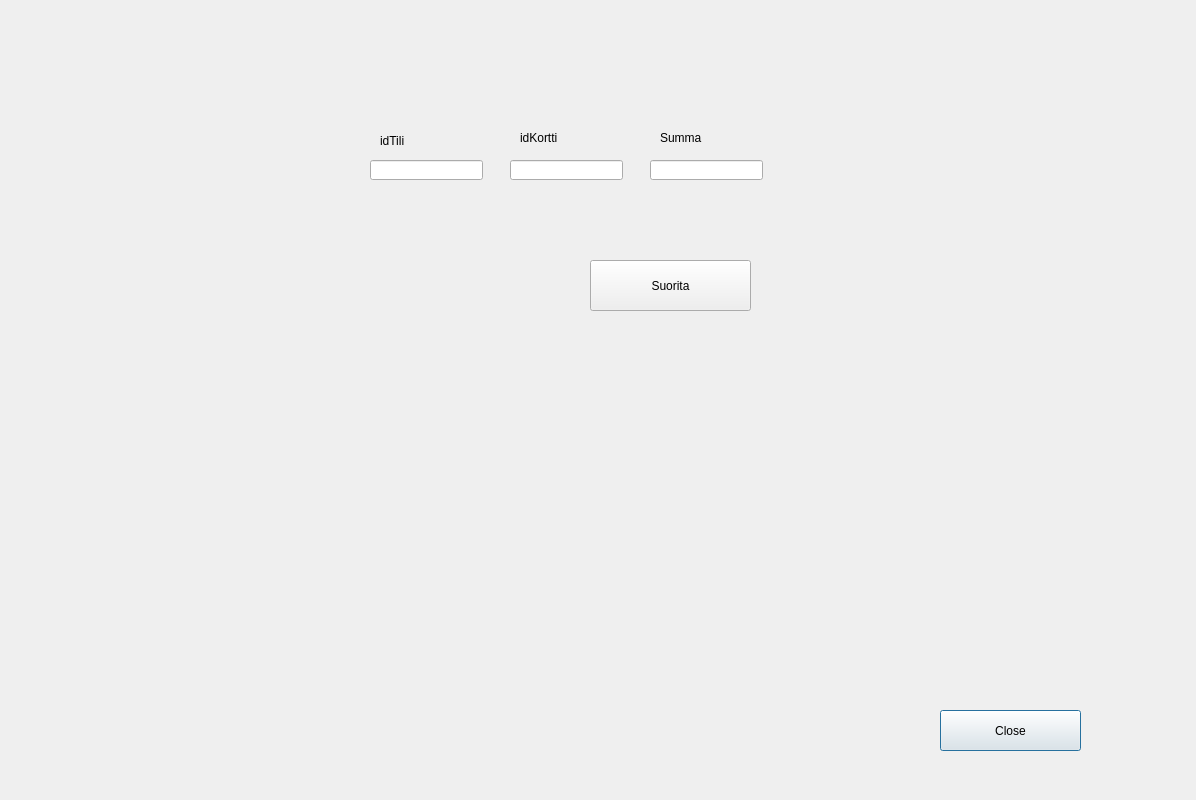
This is bankautomat/pankki.ui in tvt21kmo-bank-project/group_11 as Qt 5 draws it before an edit. The edited form follows.
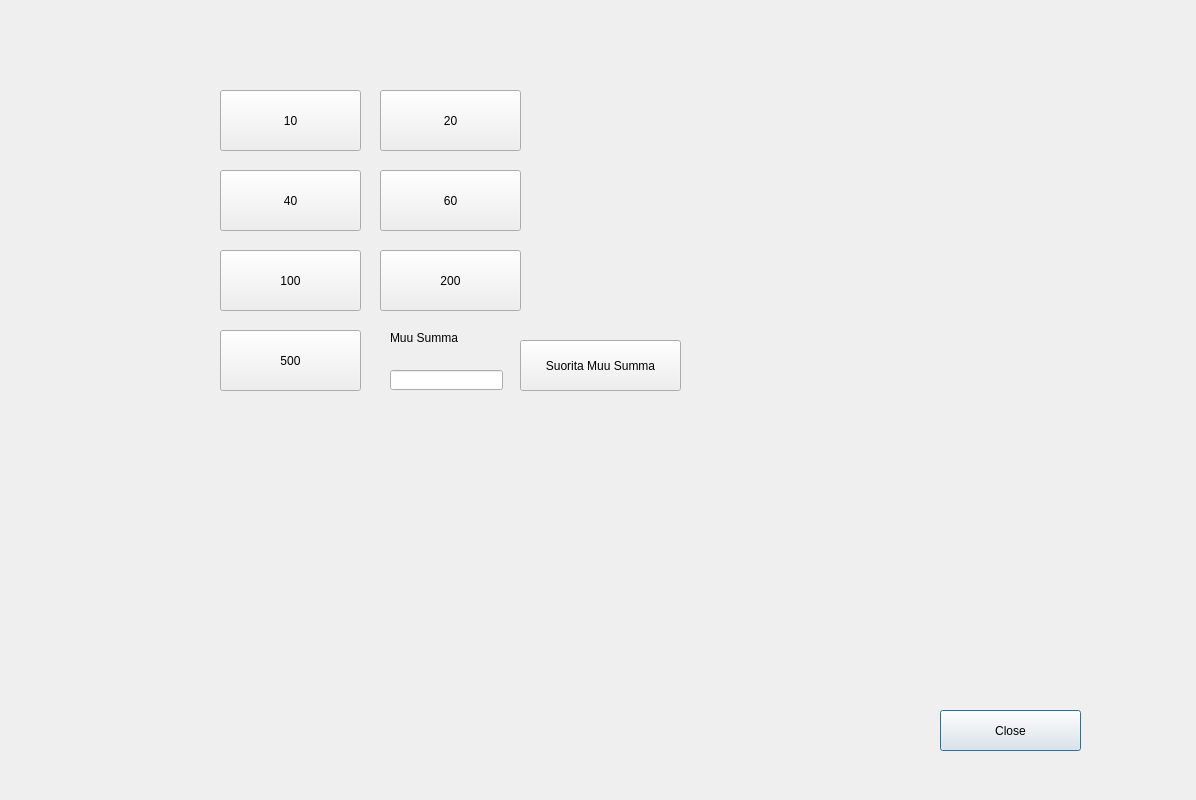
This is the edited form.

Commit message: credit_nosto toimii qt:ssa

```diff
--- a/bankautomat/pankki.ui
+++ b/bankautomat/pankki.ui
@@ -26,93 +26,47 @@
     <string>Close</string>
    </property>
   </widget>
-  <widget class="QLineEdit" name="le_idTili">
-   <property name="geometry">
-    <rect>
-     <x>370</x>
-     <y>160</y>
-     <width>113</width>
-     <height>20</height>
-    </rect>
-   </property>
-  </widget>
-  <widget class="QLineEdit" name="le_idKortti">
-   <property name="geometry">
-    <rect>
-     <x>510</x>
-     <y>160</y>
-     <width>113</width>
-     <height>20</height>
-    </rect>
-   </property>
-  </widget>
   <widget class="QLineEdit" name="le_Summa">
    <property name="geometry">
     <rect>
-     <x>650</x>
-     <y>160</y>
+     <x>390</x>
+     <y>370</y>
      <width>113</width>
      <height>20</height>
     </rect>
    </property>
   </widget>
-  <widget class="QLabel" name="label">
-   <property name="geometry">
-    <rect>
-     <x>380</x>
-     <y>130</y>
-     <width>91</width>
-     <height>21</height>
-    </rect>
-   </property>
-   <property name="text">
-    <string>idTili</string>
-   </property>
-  </widget>
-  <widget class="QLabel" name="label_2">
-   <property name="geometry">
-    <rect>
-     <x>520</x>
-     <y>130</y>
-     <width>101</width>
-     <height>16</height>
-    </rect>
-   </property>
-   <property name="text">
-    <string>idKortti</string>
-   </property>
-  </widget>
   <widget class="QLabel" name="label_3">
    <property name="geometry">
     <rect>
-     <x>660</x>
-     <y>130</y>
+     <x>390</x>
+     <y>330</y>
      <width>91</width>
      <height>16</height>
     </rect>
    </property>
    <property name="text">
-    <string>Summa</string>
+    <string>Muu Summa</string>
    </property>
   </widget>
   <widget class="QPushButton" name="btnPankkiSuorita">
    <property name="geometry">
     <rect>
-     <x>590</x>
-     <y>260</y>
+     <x>520</x>
+     <y>340</y>
      <width>161</width>
      <height>51</height>
     </rect>
    </property>
    <property name="text">
-    <string>Suorita</string>
+    <string>Suorita Muu Summa</string>
    </property>
   </widget>
   <widget class="QLabel" name="labelPankkiInfo">
    <property name="geometry">
     <rect>
-     <x>280</x>
-     <y>250</y>
+     <x>310</x>
+     <y>410</y>
      <width>251</width>
      <height>61</height>
     </rect>
@@ -126,6 +80,97 @@
     <string/>
    </property>
   </widget>
+  <widget class="QPushButton" name="btnNosto_10">
+   <property name="geometry">
+    <rect>
+     <x>220</x>
+     <y>90</y>
+     <width>141</width>
+     <height>61</height>
+    </rect>
+   </property>
+   <property name="text">
+    <string>10</string>
+   </property>
+  </widget>
+  <widget class="QPushButton" name="btnNosto_20">
+   <property name="geometry">
+    <rect>
+     <x>380</x>
+     <y>90</y>
+     <width>141</width>
+     <height>61</height>
+    </rect>
+   </property>
+   <property name="text">
+    <string>20</string>
+   </property>
+  </widget>
+  <widget class="QPushButton" name="btnNosto_40">
+   <property name="geometry">
+    <rect>
+     <x>220</x>
+     <y>170</y>
+     <width>141</width>
+     <height>61</height>
+    </rect>
+   </property>
+   <property name="text">
+    <string>40</string>
+   </property>
+  </widget>
+  <widget class="QPushButton" name="btnNosto_60">
+   <property name="geometry">
+    <rect>
+     <x>380</x>
+     <y>170</y>
+     <width>141</width>
+     <height>61</height>
+    </rect>
+   </property>
+   <property name="text">
+    <string>60</string>
+   </property>
+  </widget>
+  <widget class="QPushButton" name="btnNosto_100">
+   <property name="geometry">
+    <rect>
+     <x>220</x>
+     <y>250</y>
+     <width>141</width>
+     <height>61</height>
+    </rect>
+   </property>
+   <property name="text">
+    <string>100</string>
+   </property>
+  </widget>
+  <widget class="QPushButton" name="btnNosto_200">
+   <property name="geometry">
+    <rect>
+     <x>380</x>
+     <y>250</y>
+     <width>141</width>
+     <height>61</height>
+    </rect>
+   </property>
+   <property name="text">
+    <string>200</string>
+   </property>
+  </widget>
+  <widget class="QPushButton" name="btnNosto_500">
+   <property name="geometry">
+    <rect>
+     <x>220</x>
+     <y>330</y>
+     <width>141</width>
+     <height>61</height>
+    </rect>
+   </property>
+   <property name="text">
+    <string>500</string>
+   </property>
+  </widget>
  </widget>
  <resources/>
  <connections/>
```
The commit also changes 8 other files.
